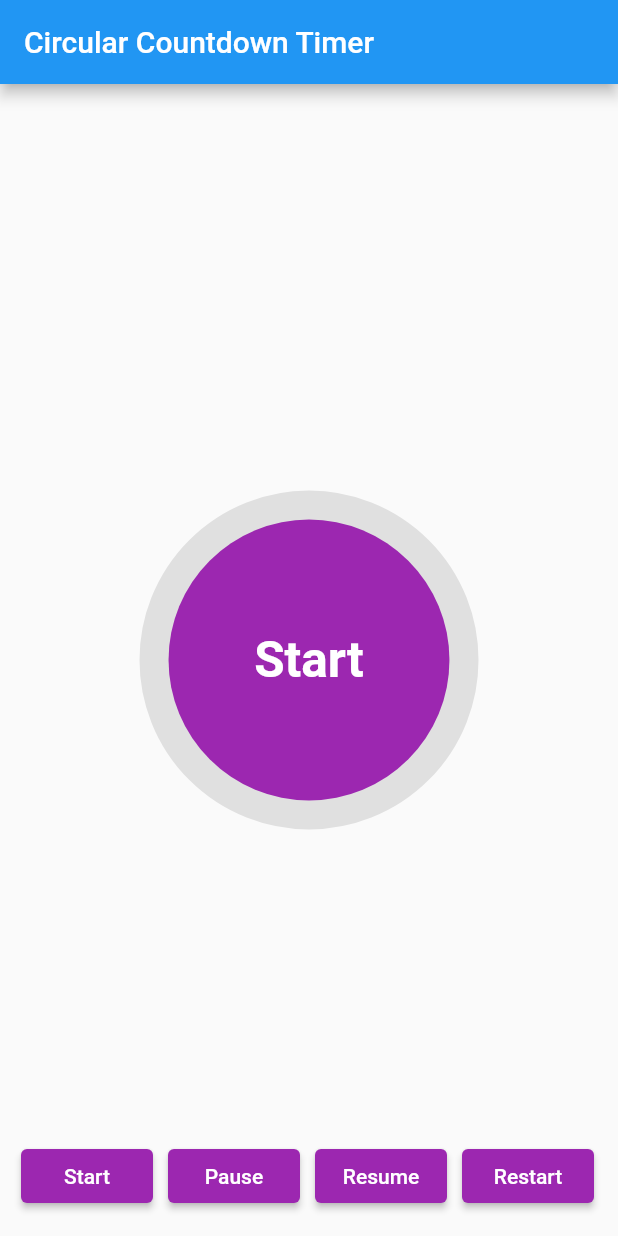
After one commit to Rachita-Dongre/productivityplus, a Flutter app: the MyHomePage screen opened directly, on a phone screen of 412 x 824 dp. The commit adds this screen. Run offline on Flutter 3.47's test engine with Material 2 defaults, Android fonts, the phone set to English and light mode, and no system bars; drawn by our look-alikes of circular_countdown_timer; missing offline and left inert: neon_circular_timer.

Commit message:
small changes

```diff
--- a/lib/Pomodoro/long_break.dart
+++ b/lib/Pomodoro/long_break.dart
@@ -11,7 +11,7 @@ class LongBreakTimer extends StatefulWidget {
 
 class _LongBreakTimerState extends State<LongBreakTimer> {
   int duration = longBreakTime;
-  final CountDownController _controller = CountDownController();
+  final CountDownController controller = CountDownController();
 
   @override
   Widget build(BuildContext context) {
@@ -19,7 +19,7 @@ class _LongBreakTimerState extends State<LongBreakTimer> {
     double screenHeight = MediaQuery.of(context).size.height;
     return Center(
       child: CircularCountDownTimer(
-        controller: _controller,
+        controller: controller,
         width: screenWidth * 0.60,
         height: screenHeight * 0.60,
         duration: duration,
--- a/lib/Pomodoro/short_break.dart
+++ b/lib/Pomodoro/short_break.dart
@@ -11,7 +11,7 @@ class ShortBreakTimer extends StatefulWidget {
 
 class _ShortBreakTimerState extends State<ShortBreakTimer> {
   int duration = breakTime;
-  final CountDownController _controller = CountDownController();
+  final CountDownController controller = CountDownController();
 
   @override
   Widget build(BuildContext context) {
@@ -19,7 +19,7 @@ class _ShortBreakTimerState extends State<ShortBreakTimer> {
     double screenHeight = MediaQuery.of(context).size.height;
     return Center(
       child: CircularCountDownTimer(
-        controller: _controller,
+        controller: controller,
         width: screenWidth * 0.60,
         height: screenHeight * 0.60,
         duration: duration,
--- a/lib/display_variables.dart
+++ b/lib/display_variables.dart
@@ -1,5 +1,5 @@
 //settings screen variables
-int pomodoroTime = 25;
+int pomodoroTime = 2;
 int breakTime = 5;
 int longBreakTime = 30;
 int dailyTarget = 8;
--- /dev/null
+++ b/lib/sample.dart
@@ -0,0 +1,190 @@
+import 'package:flutter/material.dart';
+import 'package:circular_countdown_timer/circular_countdown_timer.dart';
+
+void main() => runApp(const MyApp());
+
+class MyApp extends StatelessWidget {
+  const MyApp({Key? key}) : super(key: key);
+
+  @override
+  Widget build(BuildContext context) {
+    return MaterialApp(
+      debugShowCheckedModeBanner: false,
+      title: 'Circular Countdown Timer Demo',
+      theme: ThemeData(
+        primarySwatch: Colors.purple,
+      ),
+      home: const MyHomePage(title: 'Circular Countdown Timer'),
+    );
+  }
+}
+
+class MyHomePage extends StatefulWidget {
+  const MyHomePage({Key? key, this.title}) : super(key: key);
+
+  final String? title;
+
+  @override
+  State<MyHomePage> createState() => _MyHomePageState();
+}
+
+class _MyHomePageState extends State<MyHomePage> {
+  final int _duration = 10;
+  final CountDownController _controller = CountDownController();
+
+  @override
+  Widget build(BuildContext context) {
+    return Scaffold(
+      appBar: AppBar(
+        title: Text(widget.title!),
+      ),
+      body: Center(
+        child: CircularCountDownTimer(
+          // Countdown duration in Seconds.
+          duration: _duration,
+
+          // Countdown initial elapsed Duration in Seconds.
+          initialDuration: 0,
+
+          // Controls (i.e Start, Pause, Resume, Restart) the Countdown Timer.
+          controller: _controller,
+
+          // Width of the Countdown Widget.
+          width: MediaQuery.of(context).size.width / 2,
+
+          // Height of the Countdown Widget.
+          height: MediaQuery.of(context).size.height / 2,
+
+          // Ring Color for Countdown Widget.
+          ringColor: Colors.grey[300]!,
+
+          // Ring Gradient for Countdown Widget.
+          ringGradient: null,
+
+          // Filling Color for Countdown Widget.
+          fillColor: Colors.purpleAccent[100]!,
+
+          // Filling Gradient for Countdown Widget.
+          fillGradient: null,
+
+          // Background Color for Countdown Widget.
+          backgroundColor: Colors.purple[500],
+
+          // Background Gradient for Countdown Widget.
+          backgroundGradient: null,
+
+          // Border Thickness of the Countdown Ring.
+          strokeWidth: 20.0,
+
+          // Begin and end contours with a flat edge and no extension.
+          strokeCap: StrokeCap.round,
+
+          // Text Style for Countdown Text.
+          textStyle: const TextStyle(
+            fontSize: 33.0,
+            color: Colors.white,
+            fontWeight: FontWeight.bold,
+          ),
+
+          // Format for the Countdown Text.
+          textFormat: CountdownTextFormat.S,
+
+          // Handles Countdown Timer (true for Reverse Countdown (max to 0), false for Forward Countdown (0 to max)).
+          isReverse: false,
+
+          // Handles Animation Direction (true for Reverse Animation, false for Forward Animation).
+          isReverseAnimation: false,
+
+          // Handles visibility of the Countdown Text.
+          isTimerTextShown: true,
+
+          // Handles the timer start.
+          autoStart: false,
+
+          // This Callback will execute when the Countdown Starts.
+          onStart: () {
+            // Here, do whatever you want
+            debugPrint('Countdown Started');
+          },
+
+          // This Callback will execute when the Countdown Ends.
+          onComplete: () {
+            // Here, do whatever you want
+            debugPrint('Countdown Ended');
+          },
+
+          // This Callback will execute when the Countdown Changes.
+          onChange: (String timeStamp) {
+            // Here, do whatever you want
+            debugPrint('Countdown Changed $timeStamp');
+          },
+
+          /*
+            * Function to format the text.
+            * Allows you to format the current duration to any String.
+            * It also provides the default function in case you want to format specific moments
+              as in reverse when reaching '0' show 'GO', and for the rest of the instances follow
+              the default behavior.
+          */
+          timeFormatterFunction: (defaultFormatterFunction, duration) {
+            if (duration.inSeconds == 0) {
+              // only format for '0'
+              return "Start";
+            } else {
+              // other durations by it's default format
+              return Function.apply(defaultFormatterFunction, [duration]);
+            }
+          },
+        ),
+      ),
+      floatingActionButton: Row(
+        mainAxisAlignment: MainAxisAlignment.center,
+        children: [
+          const SizedBox(
+            width: 30,
+          ),
+          _button(
+            title: "Start",
+            onPressed: () => _controller.start(),
+          ),
+          const SizedBox(
+            width: 10,
+          ),
+          _button(
+            title: "Pause",
+            onPressed: () => _controller.pause(),
+          ),
+          const SizedBox(
+            width: 10,
+          ),
+          _button(
+            title: "Resume",
+            onPressed: () => _controller.resume(),
+          ),
+          const SizedBox(
+            width: 10,
+          ),
+          _button(
+            title: "Restart",
+            onPressed: () => _controller.restart(duration: _duration),
+          ),
+        ],
+      ),
+    );
+  }
+
+  Widget _button({required String title, VoidCallback? onPressed}) {
+    return Expanded(
+      child: ElevatedButton(
+        style: ButtonStyle(
+          backgroundColor: MaterialStateProperty.all(Colors.purple),
+        ),
+        onPressed: onPressed,
+        child: Text(
+          title,
+          style: const TextStyle(color: Colors.white),
+        ),
+      ),
+    );
+  }
+}
--- a/pubspec.yaml
+++ b/pubspec.yaml
@@ -35,10 +35,9 @@ dependencies:
   # The following adds the Cupertino Icons font to your application.
   # Use with the CupertinoIcons class for iOS style icons.
   cupertino_icons: ^1.0.2
-  flutter_countdown_timer: ^4.1.0
-  percent_indicator: ^4.2.3
   font_awesome_flutter: ^10.4.0
   circular_countdown_timer: ^0.2.3
+  neon_circular_timer: ^0.0.7
 
 dev_dependencies:
   flutter_test:
```
Also changed, not shown: lib/Pomodoro/pomodoro.dart (+97 -86 lines), lib/Pomodoro/pomodoro_timer.dart (+20 -2 lines), pubspec.lock.
